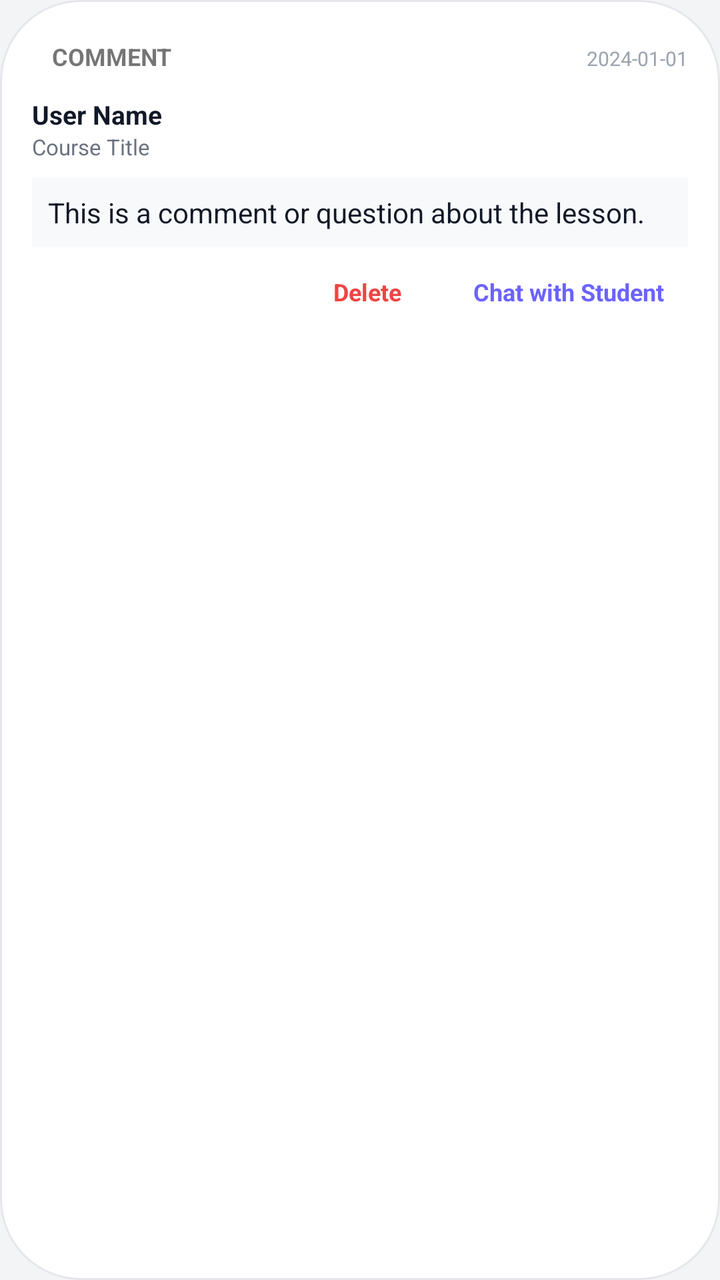
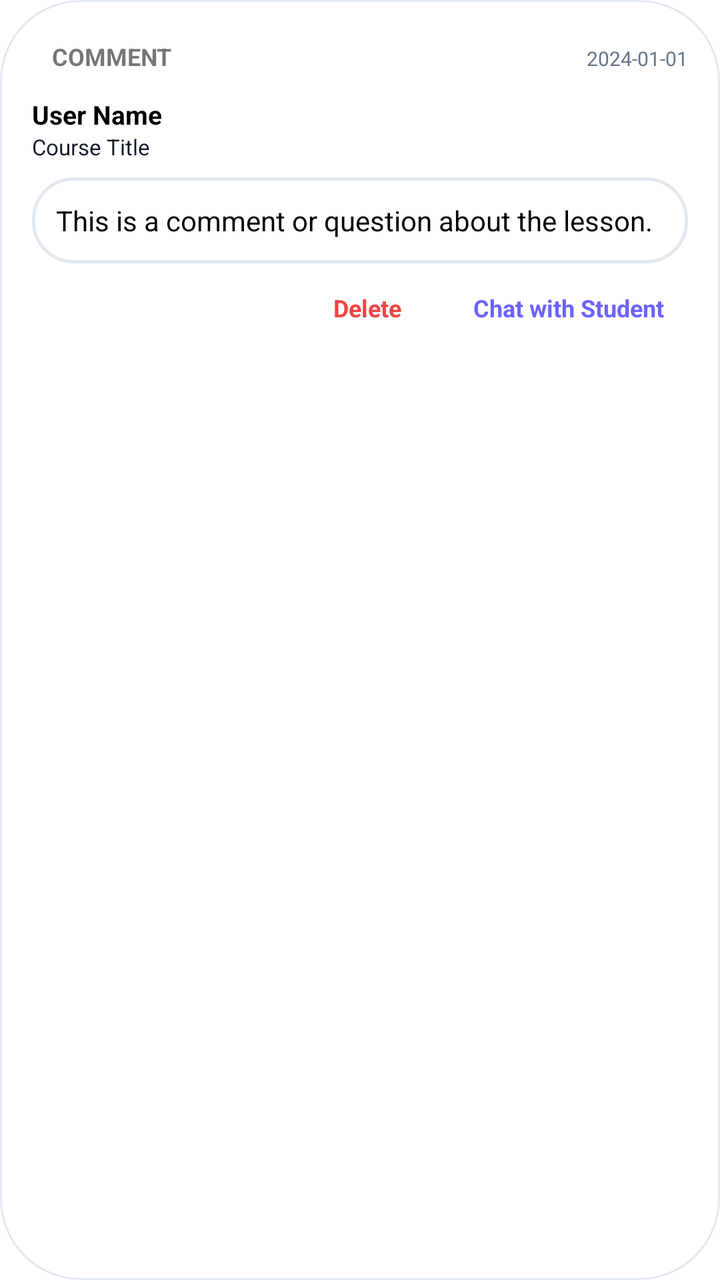

Two renders of the same Android screen: before a commit and after it. Below are the layout's source before the change and the commit's diff.
<!-- AndroidManifest.xml: application theme Theme.UniCourseHub -->
<!-- res/layout/item_interaction.xml -->
<?xml version="1.0" encoding="utf-8"?>
<LinearLayout xmlns:android="http://schemas.android.com/apk/res/android"
    android:layout_width="match_parent"
    android:layout_height="wrap_content"
    android:layout_marginBottom="12dp"
    android:background="@drawable/bg_card_white"
    android:orientation="vertical"
    android:padding="16dp">

    <LinearLayout
        android:layout_width="match_parent"
        android:layout_height="wrap_content"
        android:orientation="horizontal">

        <TextView
            android:id="@+id/tvType"
            style="@style/StatusChip"
            android:layout_width="wrap_content"
            android:layout_height="wrap_content"
            android:text="@string/label_comment" />

        <View android:layout_width="0dp" android:layout_height="0dp" android:layout_weight="1"/>

        <TextView
            android:id="@+id/tvTimestamp"
            android:layout_width="wrap_content"
            android:layout_height="wrap_content"
            android:text="@string/placeholder_date"
            android:textColor="@color/text_hint"
            android:textSize="10sp" />
    </LinearLayout>

    <TextView
        android:id="@+id/tvUser"
        android:layout_width="match_parent"
        android:layout_height="wrap_content"
        android:layout_marginTop="8dp"
        android:text="@string/placeholder_user_name"
        android:textColor="@color/text_primary"
        android:textSize="13sp"
        android:textStyle="bold" />

    <TextView
        android:id="@+id/tvLesson"
        android:layout_width="match_parent"
        android:layout_height="wrap_content"
        android:text="@string/placeholder_course_title"
        android:textColor="@color/text_secondary"
        android:textSize="11sp" />

    <RatingBar
        android:id="@+id/ratingBar"
        style="?android:attr/ratingBarStyleSmall"
        android:layout_width="wrap_content"
        android:layout_height="wrap_content"
        android:layout_marginTop="4dp"
        android:isIndicator="true"
        android:numStars="5"
        android:stepSize="0.5"
        android:theme="@style/RatingBarTheme"
        android:visibility="gone" />

    <TextView
        android:id="@+id/tvContent"
        android:layout_width="match_parent"
        android:layout_height="wrap_content"
        android:layout_marginTop="8dp"
        android:background="#F8F9FA"
        android:padding="8dp"
        android:text="@string/placeholder_comment_text"
        android:textColor="@color/text_primary"
        android:textSize="14sp" />

    <LinearLayout
        android:layout_width="match_parent"
        android:layout_height="wrap_content"
        android:gravity="end"
        android:orientation="horizontal">

        <TextView
            android:id="@+id/btnDeleteInteraction"
            android:layout_width="wrap_content"
            android:layout_height="wrap_content"
            android:layout_marginTop="8dp"
            android:layout_marginEnd="12dp"
            android:paddingStart="12dp"
            android:paddingTop="6dp"
            android:paddingEnd="12dp"
            android:paddingBottom="6dp"
            android:text="@string/btn_delete"
            android:textColor="@color/danger"
            android:textSize="12sp"
            android:textStyle="bold"
            android:clickable="true"
            android:focusable="true" />

        <TextView
            android:id="@+id/btnReply"
            android:layout_width="wrap_content"
            android:layout_height="wrap_content"
            android:layout_marginTop="8dp"
            android:paddingStart="12dp"
            android:paddingTop="6dp"
            android:paddingEnd="12dp"
            android:paddingBottom="6dp"
            android:text="@string/btn_chat_student"
            android:textColor="@color/primary"
            android:textSize="12sp"
            android:textStyle="bold" />
    </LinearLayout>
</LinearLayout>
<!-- resources referenced by this layout -->
<resources>
  <color name="danger">#EF4444</color>
  <color name="primary">#6C63FF</color>
  <color name="text_hint">#9CA3AF</color>
  <color name="text_primary">#111827</color>
  <color name="text_secondary">#6B7280</color>
  <!-- drawable bg_card_white (drawable) -->
  <?xml version="1.0" encoding="utf-8"?>
  <shape xmlns:android="http://schemas.android.com/apk/res/android">
      <solid android:color="@color/surface" />
      <stroke android:width="1dp" android:color="@color/divider" />
      <corners android:radius="40dp" />
  </shape>
  <string name="btn_chat_student">Chat with Student</string>
  <string name="btn_delete">Delete</string>
  <string name="label_comment">COMMENT</string>
  <string name="placeholder_comment_text">This is a comment or question about the lesson.</string>
  <string name="placeholder_course_title">Course Title</string>
  <string name="placeholder_date">2024-01-01</string>
  <string name="placeholder_user_name">User Name</string>
  <style name="RatingBarTheme" parent="Theme.AppCompat">
          <item name="colorControlNormal">@color/text_hint</item>
          <item name="colorControlActivated">@color/warning</item>
      </style>
  <style name="StatusChip">
          <item name="android:textSize">12sp</item>
          <item name="android:textStyle">bold</item>
          <item name="android:paddingStart">10dp</item>
          <item name="android:paddingEnd">10dp</item>
          <item name="android:paddingTop">4dp</item>
          <item name="android:paddingBottom">4dp</item>
      </style>
  <color name="surface">#FFFFFF</color>
  <color name="divider">#E5E7EB</color>
  <color name="warning">#F59E0B</color>
  <color name="primary_dark">#4F46E5</color>
  <color name="secondary_pink">#EC4899</color>
  <color name="background">#F3F4F6</color>
  <style name="ShapeAppearance.UniCourseHub.Small" parent="ShapeAppearance.MaterialComponents.SmallComponent">
          <item name="cornerFamily">rounded</item>
          <item name="cornerSize">12dp</item>
      </style>
  <style name="ShapeAppearance.UniCourseHub.Medium" parent="ShapeAppearance.MaterialComponents.MediumComponent">
          <item name="cornerFamily">rounded</item>
          <item name="cornerSize">28dp</item>
      </style>
  <style name="ShapeAppearance.UniCourseHub.Large" parent="ShapeAppearance.MaterialComponents.LargeComponent">
          <item name="cornerFamily">rounded</item>
          <item name="cornerSize">40dp</item>
      </style>
  <style name="Widget.UniCourseHub.BottomNavigationView" parent="Widget.MaterialComponents.BottomNavigationView">
          <item name="itemShapeAppearance">@style/ShapeAppearance.UniCourseHub.Small</item>
          <item name="itemShapeAppearanceOverlay">@style/ShapeAppearance.UniCourseHub.Small</item>
          <item name="itemIconSize">24dp</item>
          <item name="labelVisibilityMode">labeled</item>
          <item name="backgroundTint">@color/surface</item>
          <item name="elevation">8dp</item>
      </style>
  <!-- unchanged entries left out for length: 1 -->
</resources>

<!-- the commit's change to res/layout/item_interaction.xml (unified diff, before → after) -->
@@ -65,8 +65,8 @@
         android:layout_width="match_parent"
         android:layout_height="wrap_content"
         android:layout_marginTop="8dp"
-        android:background="#F8F9FA"
-        android:padding="8dp"
+        android:background="@drawable/bg_input_field"
+        android:padding="12dp"
         android:text="@string/placeholder_comment_text"
         android:textColor="@color/text_primary"
         android:textSize="14sp" />
<!-- resource entries referenced after the edit -->
@@ -2,15 +2,22 @@
 <resources>
   <color name="danger">#EF4444</color>
   <color name="primary">#6C63FF</color>
-  <color name="text_hint">#9CA3AF</color>
-  <color name="text_primary">#111827</color>
-  <color name="text_secondary">#6B7280</color>
+  <color name="text_hint">#64748B</color>
+  <color name="text_primary">#000000</color>
+  <color name="text_secondary">#111827</color>
   <!-- drawable bg_card_white (drawable) -->
   <?xml version="1.0" encoding="utf-8"?>
   <shape xmlns:android="http://schemas.android.com/apk/res/android">
       <solid android:color="@color/surface" />
       <stroke android:width="1dp" android:color="@color/divider" />
       <corners android:radius="40dp" />
+  </shape>
+  <!-- drawable bg_input_field (drawable) -->
+  <?xml version="1.0" encoding="utf-8"?>
+  <shape xmlns:android="http://schemas.android.com/apk/res/android">
+      <solid android:color="@color/background" />
+      <stroke android:width="1.5dp" android:color="@color/divider" />
+      <corners android:radius="20dp" />
   </shape>
   <string name="btn_chat_student">Chat with Student</string>
   <string name="btn_delete">Delete</string>
@@ -32,11 +39,11 @@
           <item name="android:paddingBottom">4dp</item>
       </style>
   <color name="surface">#FFFFFF</color>
-  <color name="divider">#E5E7EB</color>
+  <color name="divider">#E2E8F0</color>
   <color name="warning">#F59E0B</color>
   <color name="primary_dark">#4F46E5</color>
   <color name="secondary_pink">#EC4899</color>
-  <color name="background">#F3F4F6</color>
+  <color name="background">#FFFFFF</color>
   <style name="ShapeAppearance.UniCourseHub.Small" parent="ShapeAppearance.MaterialComponents.SmallComponent">
           <item name="cornerFamily">rounded</item>
           <item name="cornerSize">12dp</item>
